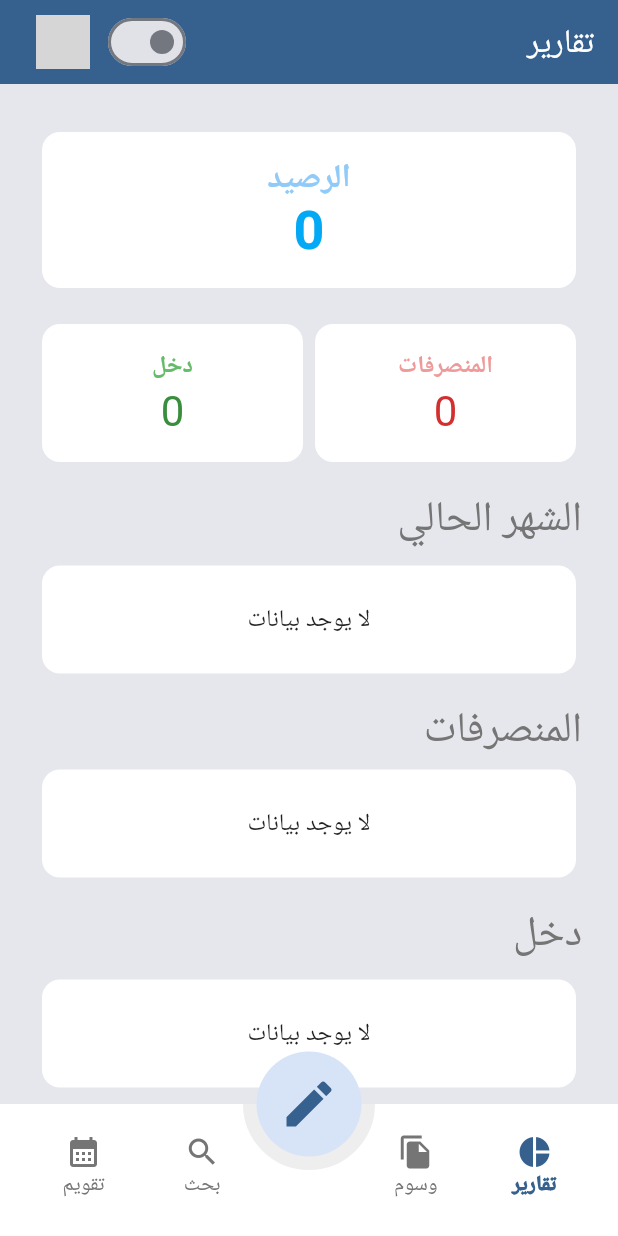
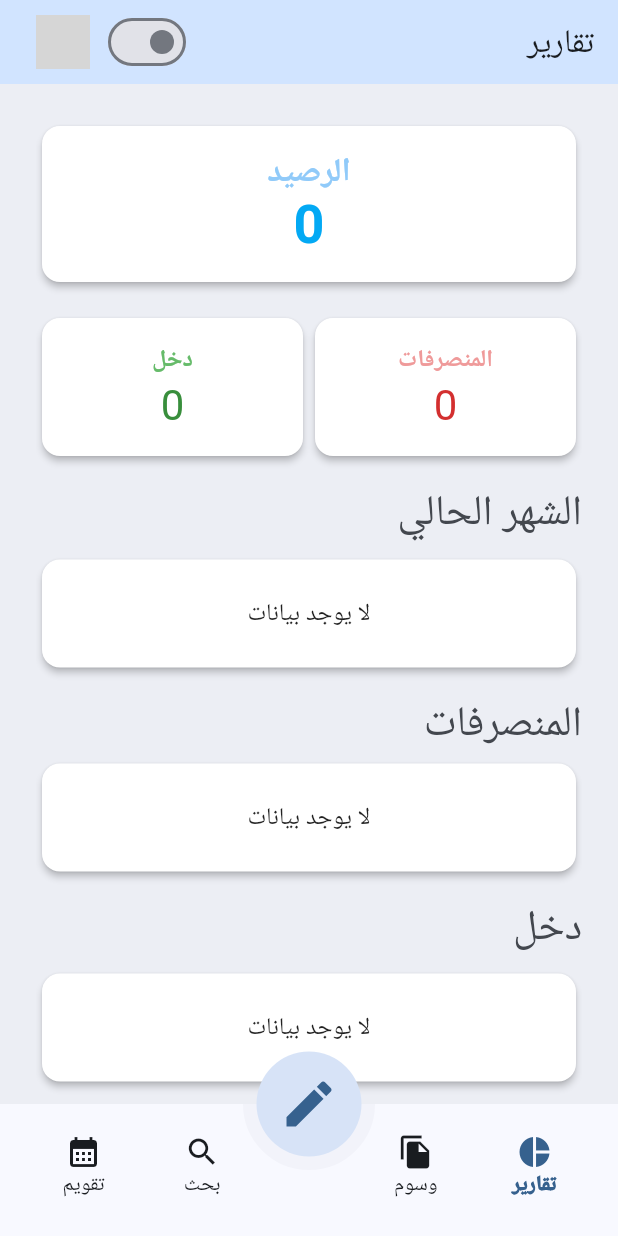
Before and after one commit to noor-tg/mal, a Flutter app: the AppContainer screen opened by its route, after a tap on the "create" icon, on a phone screen of 412 x 824 dp. Run offline on Flutter 3.47's test engine with Material 3 defaults, Android fonts, the phone set to English and light mode, and no system bars; our stand-ins replace bloc, equatable, faker, fl_chart, flutter_bloc, flutter_dotenv and 11 more; missing offline and left inert: local_auth_android, shimmer_effects_plus; accounts and stored records are empty; grey boxes are pictures that could not be loaded.

Commit message:
wip(app): refactor for colors based on current bright/dark theme
- app container
- reports screen
- categories screen

```diff
--- a/app/lib/features/categories/ui/views/categories_screen.dart
+++ b/app/lib/features/categories/ui/views/categories_screen.dart
@@ -26,11 +26,7 @@ class _CategoriesScreenState extends State<CategoriesScreen> {
 
   @override
   Widget build(BuildContext context) {
-    final l10n = AppLocalizations.of(context)!;
-
-    final titleStyle = Theme.of(
-      context,
-    ).textTheme.titleLarge?.copyWith(color: Colors.grey.shade600);
+    final titleStyle = texts.titleLarge?.copyWith(color: colors.onSurface);
 
     return BlocBuilder<CategoriesBloc, CategoriesState>(
       buildWhen: (prev, current) => prev.categories != current.categories,
@@ -59,8 +55,7 @@ class _CategoriesScreenState extends State<CategoriesScreen> {
 
   Center buildCenter(AppLocalizations l10n) {
     return Center(
-      child: Card.filled(
-        color: Colors.white,
+      child: Card(
         child: Padding(
           padding: const EdgeInsets.all(16),
           child: Text(l10n.emptyCategoriesList),
--- a/app/lib/features/reports/ui/views/reports_screen.dart
+++ b/app/lib/features/reports/ui/views/reports_screen.dart
@@ -6,12 +6,12 @@ import 'package:mal/features/entries/domain/bloc/entries_bloc.dart';
 import 'package:mal/features/reports/ui/widgets/daily_sums_chart.dart';
 import 'package:mal/features/reports/ui/widgets/pie_chart_loader.dart';
 import 'package:mal/features/reports/ui/widgets/sums_loader.dart';
-import 'package:mal/l10n/app_localizations.dart';
 import 'package:mal/shared/domain/side_effects.dart';
 import 'package:mal/ui/screens/mal_page_container.dart';
 import 'package:mal/ui/widgets/mal_title.dart';
 import 'package:mal/ui/widgets/entries_list.dart';
 import 'package:mal/ui/widgets/no_data_centered.dart';
+import 'package:mal/utils.dart';
 
 class ReportsScreen extends StatefulWidget {
   const ReportsScreen({super.key});
@@ -45,41 +45,36 @@ class _ReportsScreenState extends State<ReportsScreen> {
 
   @override
   Widget build(BuildContext context) {
-    final l10n = AppLocalizations.of(context)!;
-
     return MalPageContainer(
       child: Column(
         crossAxisAlignment: CrossAxisAlignment.stretch,
         children: [
-          const SizedBox(height: 12),
+          box8,
           const SumsLoader(),
-          const SizedBox(height: 16),
+          box16,
           MalTitle(text: l10n.currentMonth),
-          const SizedBox(height: 8),
-          const Card.filled(color: Colors.white, child: DailySumsChart()),
-          const SizedBox(height: 16),
+          box8,
+          const Card(child: DailySumsChart()),
+          box16,
           MalTitle(text: l10n.expenses),
-          const SizedBox(height: 4),
+          box4,
           PieChartLoader(type: l10n.expense),
-          const SizedBox(height: 16),
+          box16,
           MalTitle(text: l10n.income),
-          const SizedBox(height: 8),
+          box8,
           PieChartLoader(type: l10n.income),
-          const SizedBox(height: 16),
+          box16,
           MalTitle(text: l10n.todayEntries),
-          const SizedBox(height: 8),
+          box8,
           BlocBuilder<EntriesBloc, EntriesState>(
             builder: (BuildContext context, state) {
               if (state.today.isEmpty) {
-                return const Card.filled(
-                  color: Colors.white,
-                  child: NoDataCentered(),
-                );
+                return const Card(child: NoDataCentered());
               }
               return EntriesList(entries: state.today);
             },
           ),
-          const SizedBox(height: 16),
+          box16,
         ],
       ),
     );
--- a/app/lib/features/reports/ui/widgets/pie_chart_loader.dart
+++ b/app/lib/features/reports/ui/widgets/pie_chart_loader.dart
@@ -14,8 +14,7 @@ class PieChartLoader extends StatelessWidget {
 
   @override
   Widget build(BuildContext context) {
-    return Card.filled(
-      color: Colors.white,
+    return Card(
       child: BlocBuilder<CategoriesReportBloc, CategoriesReportState>(
         builder: (context, state) {
           if (state.status == BlocStatus.loading) {
@@ -29,7 +28,7 @@ class PieChartLoader extends StatelessWidget {
             return Center(
               child: Text(
                 'Error loading data: ${state.errorMessage}',
-                style: const TextStyle(color: Colors.red, fontSize: 16),
+                style: const TextStyle(color: Colors.redAccent, fontSize: 16),
                 textAlign: TextAlign.center,
               ),
             );
@@ -51,7 +50,7 @@ class PieChartLoader extends StatelessWidget {
           }
 
           return Padding(
-            padding: const EdgeInsets.symmetric(horizontal: 24, vertical: 8),
+            padding: const EdgeInsets.all(24),
             child: Center(
               child: MalPieChart(list: data.map((row) => row.toMap()).toList()),
             ),
--- a/app/lib/features/reports/ui/widgets/sums_loader.dart
+++ b/app/lib/features/reports/ui/widgets/sums_loader.dart
@@ -5,6 +5,7 @@ import 'package:mal/features/reports/domain/bloc/totals/totals_bloc.dart';
 import 'package:mal/features/reports/domain/entities/totals.dart';
 import 'package:mal/ui/widgets/sums_card.dart';
 import 'package:shimmer_effects_plus/shimmer_effects_plus.dart';
+import 'package:mal/utils.dart';
 
 class SumsLoader extends StatelessWidget {
   const SumsLoader({super.key});
@@ -13,11 +14,10 @@ class SumsLoader extends StatelessWidget {
   Widget build(BuildContext context) {
     return BlocBuilder<TotalsBloc, TotalsState>(
       builder: (BuildContext context, state) {
-        final primary = Theme.of(context).colorScheme.primary;
         if (state.status == BlocStatus.loading) {
           return ShimmerEffectWidget.cover(
-            subColor: primary.withAlpha(255),
-            mainColor: primary.withAlpha(200),
+            subColor: context.colors.primary.withAlpha(255),
+            mainColor: context.colors.primary.withAlpha(200),
             period: const Duration(milliseconds: 1500),
             direction: ShimmerDirection.ttb,
             child: const SumsCard(
--- a/app/lib/shared/data/app_theme.dart
+++ b/app/lib/shared/data/app_theme.dart
@@ -8,6 +8,11 @@ class AppTheme {
     ),
     useMaterial3: true,
     textTheme: Typography.blackCupertino,
+    cardTheme: const CardThemeData(
+      color: Colors.white,
+      // surfaceTintColor: Colors.transparent,
+      elevation: 2,
+    ),
   );
 
   static final dark = ThemeData(
@@ -17,5 +22,10 @@ class AppTheme {
     ),
     useMaterial3: true,
     textTheme: Typography.whiteCupertino,
+    cardTheme: CardThemeData(
+      color: Colors.grey[300],
+      // surfaceTintColor: Colors.transparent,
+      elevation: 2,
+    ),
   );
 }
--- a/app/lib/shared/domain/bloc/theme/theme_bloc.dart
+++ b/app/lib/shared/domain/bloc/theme/theme_bloc.dart
@@ -3,6 +3,7 @@ import 'dart:async';
 import 'package:bloc/bloc.dart';
 import 'package:equatable/equatable.dart';
 import 'package:flutter/material.dart';
+import 'package:mal/utils/logger.dart';
 import 'package:shared_preferences/shared_preferences.dart';
 
 part 'theme_event.dart';
@@ -11,17 +12,24 @@ part 'theme_state.dart';
 class ThemeBloc extends Bloc<ThemeEvent, ThemeState> {
   static const _key = 'theme_mode';
 
-  ThemeBloc() : super(const ThemeState(themeMode: ThemeMode.system)) {
+  static const _tabKey = 'current_tab';
+
+  ThemeBloc()
+    : super(const ThemeState(themeMode: ThemeMode.system, tabIndex: 0)) {
     on<LoadThemeEvent>(_onLoadThemeEvent);
     on<ChangeThemeEvent>(_onChangeThemeEvent);
+    on<LoadTab>(_onLoadTab);
+    on<ChangeTab>(_onChangeTab);
 
     add(LoadThemeEvent()); // load saved theme at startup
+    add(LoadTab()); // load saved tab index at startup
   }
 
   Future<void> _onLoadThemeEvent(
     LoadThemeEvent event,
     Emitter<ThemeState> emit,
   ) async {
+    logger.i(state.props);
     final prefs = await SharedPreferences.getInstance();
     final modeName = prefs.getString(_key);
 
@@ -31,15 +39,36 @@ class ThemeBloc extends Bloc<ThemeEvent, ThemeState> {
     );
 
     emit(state.copyWith(themeMode: themeMode));
+    logger.i(state.props);
   }
 
   Future<void> _onChangeThemeEvent(
     ChangeThemeEvent event,
     Emitter<ThemeState> emit,
   ) async {
+    logger.i(state.props);
     emit(state.copyWith(themeMode: event.themeMode));
 
     final prefs = await SharedPreferences.getInstance();
     await prefs.setString(_key, event.themeMode.name);
+    logger.i(state.props);
+  }
+
+  Future<void> _onLoadTab(LoadTab event, Emitter<ThemeState> emit) async {
+    logger.i(state.props);
+    final prefs = await SharedPreferences.getInstance();
+    final index = prefs.getString(_tabKey);
+
+    emit(state.copyWith(tabIndex: index != null ? int.parse(index) : 0));
+    logger.i(state.props);
+  }
+
+  Future<void> _onChangeTab(ChangeTab event, Emitter<ThemeState> emit) async {
+    logger.i(state.props);
+    emit(state.copyWith(tabIndex: event.index));
+
+    final prefs = await SharedPreferences.getInstance();
+    await prefs.setString(_tabKey, event.index.toString());
+    logger.i(state.props);
   }
 }
--- a/app/lib/shared/domain/bloc/theme/theme_event.dart
+++ b/app/lib/shared/domain/bloc/theme/theme_event.dart
@@ -13,3 +13,10 @@ class ChangeThemeEvent extends ThemeEvent {
   final ThemeMode themeMode;
   const ChangeThemeEvent(this.themeMode);
 }
+
+class LoadTab extends ThemeEvent {}
+
+class ChangeTab extends ThemeEvent {
+  final int index;
+  const ChangeTab(this.index);
+}
--- a/app/lib/shared/domain/bloc/theme/theme_state.dart
+++ b/app/lib/shared/domain/bloc/theme/theme_state.dart
@@ -1,14 +1,18 @@
 part of 'theme_bloc.dart';
 
 class ThemeState extends Equatable {
-  const ThemeState({required this.themeMode});
+  const ThemeState({required this.themeMode, required this.tabIndex});
 
   final ThemeMode themeMode;
+  final int tabIndex;
 
-  ThemeState copyWith({ThemeMode? themeMode}) {
-    return ThemeState(themeMode: themeMode ?? this.themeMode);
+  ThemeState copyWith({ThemeMode? themeMode, int? tabIndex}) {
+    return ThemeState(
+      themeMode: themeMode ?? this.themeMode,
+      tabIndex: tabIndex ?? this.tabIndex,
+    );
   }
 
   @override
-  List<Object> get props => [themeMode];
+  List<Object> get props => [themeMode, tabIndex];
 }
--- a/app/lib/ui/app_container.dart
+++ b/app/lib/ui/app_container.dart
@@ -12,7 +12,6 @@ import 'package:mal/features/search/domain/repositories/search_repository.dart';
 import 'package:mal/features/search/ui/views/search_screen.dart';
 import 'package:mal/features/user/domain/bloc/auth/auth_bloc.dart';
 import 'package:mal/features/user/ui/views/profile_screen.dart';
-import 'package:mal/l10n/app_localizations.dart';
 import 'package:mal/mal_page.dart';
 import 'package:mal/shared/domain/bloc/theme/theme_bloc.dart';
 import 'package:mal/ui/add_entry_button.dart';
@@ -30,17 +29,11 @@ class AppContainer extends StatefulWidget {
 }
 
 class _AppContainerState extends State<AppContainer> {
-  late PageController _pageController;
-  int tabIndex = 4;
-
   List<MalPage> pages = [];
-  late AppLocalizations l10n;
-  late ThemeData theme;
 
   @override
   void initState() {
     super.initState();
-    _pageController = PageController(initialPage: tabIndex);
     final authState = context.read<AuthBloc>().state;
     if (authState is! AuthAuthenticated) return;
 
@@ -53,14 +46,10 @@ class _AppContainerState extends State<AppContainer> {
   @override
   Widget build(BuildContext context) {
     final authState = context.read<AuthBloc>().state;
-    l10n = AppLocalizations.of(context)!;
-    theme = Theme.of(context);
 
     pages = makePages(context, authState);
 
-    return BlocBuilder<ThemeBloc, ThemeState>(
-      builder: (context, state) => _buildScaffold(context, state),
-    );
+    return BlocBuilder<ThemeBloc, ThemeState>(builder: _buildScaffold);
   }
 
   List<MalPage> makePages(BuildContext context, AuthState authState) {
@@ -77,7 +66,7 @@ class _AppContainerState extends State<AppContainer> {
           value: context.read<CategoriesBloc>(),
           child: CategoriesScreen(key: key),
         ),
-        action: NewCategoryButton(theme: theme.colorScheme),
+        action: NewCategoryButton(theme: colors),
       ),
       MalPage(
         icon: const Icon(Icons.search, size: 24),
@@ -115,13 +104,14 @@ class _AppContainerState extends State<AppContainer> {
       resizeToAvoidBottomInset: true, // This is important
       appBar: AppBar(
         title: Text(
-          pages[tabIndex].title,
-          style: TextStyle(color: theme.colorScheme.onPrimary),
+          pages[state.tabIndex].title,
+          style: theme.appBarTheme.titleTextStyle?.copyWith(
+            fontWeight: FontWeight.bold,
+            backgroundColor: colors.onPrimary,
+          ),
         ),
-        backgroundColor: theme.colorScheme.primary,
-        iconTheme: IconThemeData(
-          color: theme.colorScheme.primary.withAlpha(100),
-        ),
+        backgroundColor: colors.primaryContainer,
+        iconTheme: IconThemeData(color: colors.onPrimary.withAlpha(100)),
         actions: [
           Switch(
             value: state.themeMode == ThemeMode.light,
@@ -131,12 +121,12 @@ class _AppContainerState extends State<AppContainer> {
               );
             },
           ),
-          if (tabIndex != 4)
-            IconButton.filled(
+          if (state.tabIndex != 4)
+            IconButton(
               icon: CircleAvatar(
                 radius: 18,
                 backgroundImage: pages[4].avatar,
-                backgroundColor: Colors.white,
+                backgroundColor: colors.onPrimary,
               ),
               onPressed: () {
                 onTabPress(4);
@@ -145,60 +135,47 @@ class _AppContainerState extends State<AppContainer> {
           box16,
         ],
       ),
-      body: PageView.builder(
-        itemCount: pages.length,
-        physics: const NeverScrollableScrollPhysics(),
-        controller: _pageController,
-        onPageChanged: (index) => setState(() => tabIndex = index),
-        itemBuilder: (BuildContext context, int index) {
-          // use Unieque key to make full reload of widget on tab change
-          return pages[index].widget(
-            ValueKey(tabIndex == index ? UniqueKey() : null),
-          );
-        },
+      body: IndexedStack(
+        index: state.tabIndex,
+
+        children: pages
+            .map((page) => page.widget(ValueKey(page.title)) as Widget)
+            .toList(),
       ),
       floatingActionButton: HalfBorderFab(
-        child: pages[tabIndex].action ?? AddEntryButton(l10n: l10n),
+        child: pages[state.tabIndex].action ?? AddEntryButton(l10n: l10n),
       ),
       floatingActionButtonLocation: FloatingActionButtonLocation.centerDocked,
       bottomNavigationBar: BottomAppBar(
         height: 88,
-        color: Colors.white,
+        color: colors.surfaceBright,
         child: Row(
           mainAxisAlignment: MainAxisAlignment.spaceAround,
           children: [
             BottomButton(
-              activeTab: tabIndex,
+              activeTab: state.tabIndex,
               pages: pages,
               index: 0,
-              onPressed: () {
-                onTabPress(0);
-              },
+              onPressed: () => onTabPress(0),
             ),
             BottomButton(
-              activeTab: tabIndex,
+              activeTab: state.tabIndex,
               pages: pages,
               index: 1,
-              onPressed: () {
-                onTabPress(1);
-              },
+              onPressed: () => onTabPress(1),
             ),
             const SizedBox(width: 48),
             BottomButton(
-              activeTab: tabIndex,
+              activeTab: state.tabIndex,
               pages: pages,
               index: 2,
-              onPressed: () {
-                onTabPress(2);
-              },
+              onPressed: () => onTabPress(2),
             ),
             BottomButton(
-              activeTab: tabIndex,
+              activeTab: state.tabIndex,
               pages: pages,
               index: 3,
-              onPressed: () {
-                onTabPress(3);
-              },
+              onPressed: () => onTabPress(3),
             ),
           ],
         ),
@@ -207,13 +184,6 @@ class _AppContainerState extends State<AppContainer> {
   }
 
   void onTabPress(int index) {
-    setState(() {
-      _pageController.animateToPage(
-        index,
-        duration: const Duration(milliseconds: 300),
-        curve: Curves.easeInOut,
-      );
-      tabIndex = index;
-    });
+    context.read<ThemeBloc>().add(ChangeTab(index));
   }
 }
--- a/app/lib/ui/bottom_button.dart
+++ b/app/lib/ui/bottom_button.dart
@@ -1,5 +1,6 @@
 import 'package:flutter/material.dart';
 import 'package:mal/mal_page.dart';
+import 'package:mal/utils.dart';
 
 class BottomButton extends StatelessWidget {
   const BottomButton({
@@ -20,8 +21,8 @@ class BottomButton extends StatelessWidget {
     return TextButton(
       style: TextButton.styleFrom(
         foregroundColor: activeTab == index
-            ? Theme.of(context).colorScheme.primary
-            : Colors.grey.shade600,
+            ? context.colors.primary
+            : context.colors.onSurface,
       ),
 
       onPressed: onPressed,
--- a/app/lib/ui/half_border_fab.dart
+++ b/app/lib/ui/half_border_fab.dart
@@ -1,5 +1,6 @@
 import 'package:flutter/material.dart';
 import 'package:mal/ui/half_border_painter.dart';
+import 'package:mal/utils.dart';
 
 class HalfBorderFab extends StatelessWidget {
   final Widget child;
@@ -14,7 +15,7 @@ class HalfBorderFab extends StatelessWidget {
         CustomPaint(
           size: const Size(72, 72), // same size as FAB
           painter: HalfBorderPainter(
-            color: Colors.grey.shade200,
+            color: context.colors.surfaceContainerLow,
             strokeWidth: 16,
           ),
         ),
--- a/app/lib/ui/screens/mal_page_container.dart
+++ b/app/lib/ui/screens/mal_page_container.dart
@@ -1,5 +1,5 @@
 import 'package:flutter/material.dart';
-import 'package:mal/constants.dart';
+import 'package:mal/utils.dart';
 
 class MalPageContainer extends StatelessWidget {
   const MalPageContainer({super.key, required this.child});
@@ -9,7 +9,8 @@ class MalPageContainer extends StatelessWidget {
   @override
   Widget build(BuildContext context) {
     return Container(
-      decoration: BoxDecoration(color: kBgColor),
+      height: double.infinity,
+      decoration: BoxDecoration(color: context.colors.surfaceContainer),
       padding: const EdgeInsets.only(left: 24, right: 24, top: 16),
       child: SingleChildScrollView(child: child),
     );
--- a/app/lib/ui/widgets/mal_title.dart
+++ b/app/lib/ui/widgets/mal_title.dart
@@ -1,4 +1,5 @@
 import 'package:flutter/material.dart';
+import 'package:mal/utils.dart';
 
 class MalTitle extends StatelessWidget {
   const MalTitle({super.key, required this.text});
@@ -9,9 +10,9 @@ class MalTitle extends StatelessWidget {
   Widget build(BuildContext context) {
     return Text(
       text,
-      style: Theme.of(
-        context,
-      ).textTheme.headlineMedium?.copyWith(color: Colors.grey.shade600),
+      style: context.texts.headlineMedium?.copyWith(
+        color: context.colors.onSurfaceVariant,
+      ),
     );
   }
 }
--- a/app/lib/ui/widgets/sums_card.dart
+++ b/app/lib/ui/widgets/sums_card.dart
@@ -1,6 +1,5 @@
 import 'package:flutter/material.dart';
 import 'package:mal/features/reports/domain/entities/totals.dart';
-import 'package:mal/l10n/app_localizations.dart';
 import 'package:mal/utils.dart';
 
 class SumsCard extends StatelessWidget {
@@ -10,21 +9,18 @@ class SumsCard extends StatelessWidget {
 
   @override
   Widget build(BuildContext context) {
-    final l10n = AppLocalizations.of(context);
-    final theme = Theme.of(context);
     return Column(
       children: [
         Row(
           children: [
             Expanded(
-              child: Card.filled(
-                color: Colors.white,
+              child: Card(
                 child: Column(
                   children: [
                     const SizedBox(height: 16),
                     Text(
-                      l10n!.reportsBalance,
-                      style: theme.textTheme.titleLarge?.copyWith(
+                      context.l10n.reportsBalance,
+                      style: context.texts.titleLarge?.copyWith(
                         color: Colors.blue[200],
                         fontWeight: FontWeight.bold,
                       ),
@@ -32,7 +28,7 @@ class SumsCard extends StatelessWidget {
                     const SizedBox(width: 16),
                     Text(
                       moneyFormat(totals.balance),
-                      style: Theme.of(context).textTheme.displaySmall?.copyWith(
+                      style: context.texts.displaySmall?.copyWith(
                         color: Colors.lightBlue,
                         fontWeight: FontWeight.bold,
                       ),
@@ -48,23 +44,23 @@ class SumsCard extends StatelessWidget {
         Row(
           children: [
             Expanded(
-              child: Card.filled(
-                color: Colors.white,
+              child: Card(
                 child: Padding(
                   padding: const EdgeInsets.all(16),
                   child: Column(
                     children: [
                       Text(
-                        l10n.expenses,
-                        style: theme.textTheme.titleMedium?.copyWith(
+                        context.l10n.expenses,
+                        style: context.texts.titleMedium?.copyWith(
                           color: Colors.red[200],
                           fontWeight: FontWeight.bold,
                         ),
                       ),
                       Text(
                         moneyFormat(totals.expenses),
-                        style: Theme.of(context).textTheme.headlineMedium
-                            ?.copyWith(color: Colors.red[700]),
+                        style: context.texts.headlineMedium?.copyWith(
+                          color: Colors.red[700],
+                        ),
                       ),
                     ],
                   ),
@@ -72,15 +68,14 @@ class SumsCard extends StatelessWidget {
               ),
             ),
             Expanded(
-              child: Card.filled(
-                color: Colors.white,
+              child: Card(
                 child: Padding(
                   padding: const EdgeInsets.all(16),
                   child: Column(
                     children: [
                       Text(
-                        l10n.income,
-                        style: theme.textTheme.titleMedium?.copyWith(
+                        context.l10n.income,
+                        style: context.theme.textTheme.titleMedium?.copyWith(
                           color: Colors.green[400],
                           fontWeight: FontWeight.bold,
                         ),
```
Also changed, not shown: app/lib/features/categories/ui/widgets/categories_list.dart (+4 -4 lines), app/lib/shared/theme_extension.dart (deleted, +0 -8 lines), app/lib/ui/widgets/entry_form.dart (+5 -19 lines), app/lib/ui/widgets/mal_pie_chart.dart (+6 -7 lines), app/lib/utils.dart (+24 -0 lines).
